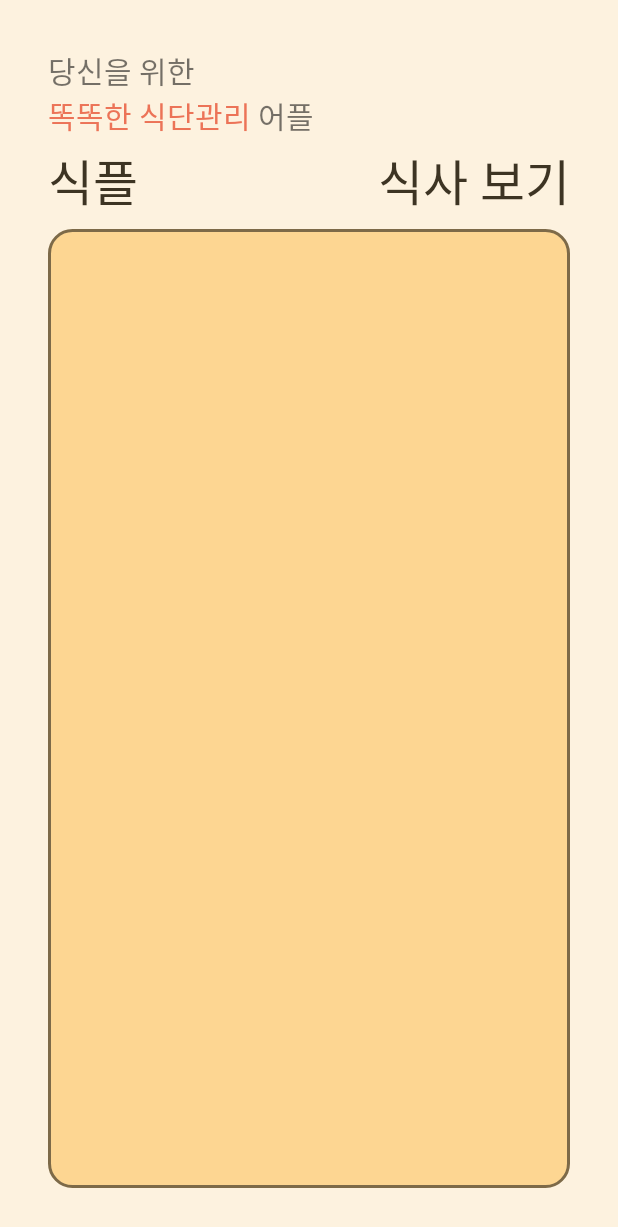
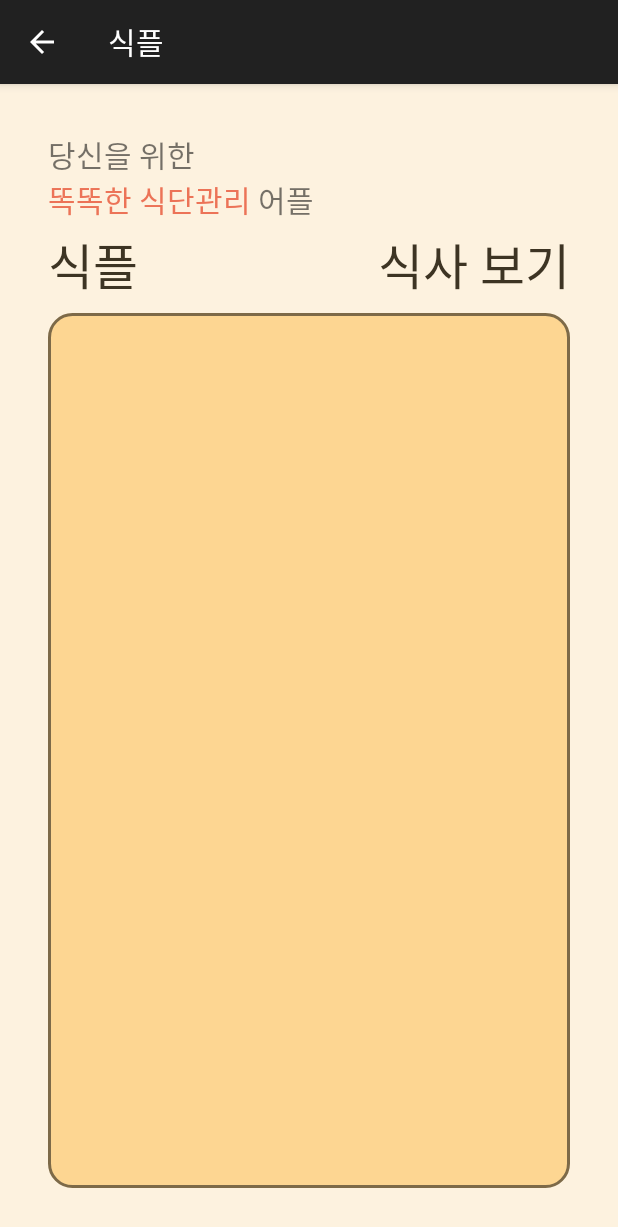
Before and after one commit to DongjaJ/mobileSoftware_Diet, an Android app: the PlusFoodActivity screen opened directly, with no data from a screen before it, on a phone screen of 412 x 824 dp. Shown: the top 1227 px of the screen. Run offline under Robolectric (Android 15) with nearby library versions, the phone set to English and light mode, and no system bars.

Commit message:
actionbar : create up(뒤로가기) 생성

```diff
--- a/app/src/main/AndroidManifest.xml
+++ b/app/src/main/AndroidManifest.xml
@@ -10,7 +10,7 @@
         android:label="@string/app_name"
         android:roundIcon="@mipmap/ic_launcher_round"
         android:supportsRtl="true"
-        android:theme="@style/Theme.MobileSoftware_project"
+        android:theme="@style/Theme.AppCompat.Light.DarkActionBar"
         tools:targetApi="31">
         <activity
             android:name=".MainActivity"
--- a/app/src/main/java/com/cource/mobilesoftware_project/PlusFoodActivity.java
+++ b/app/src/main/java/com/cource/mobilesoftware_project/PlusFoodActivity.java
@@ -7,6 +7,7 @@ import android.text.SpannableString;
 import android.text.style.ForegroundColorSpan;
 import android.widget.TextView;
 
+import androidx.appcompat.app.ActionBar;
 import androidx.appcompat.app.AppCompatActivity;
 
 public class PlusFoodActivity extends AppCompatActivity {
@@ -16,7 +17,7 @@ public class PlusFoodActivity extends AppCompatActivity {
         setContentView(R.layout.plus_food_activity);
 
         //글자 색 일부 변경
-        TextView function_text = (TextView)findViewById(R.id.plus_explain); //텍스트 변수 선언
+        TextView function_text = findViewById(R.id.plus_explain); //텍스트 변수 선언
 
         String content = function_text.getText().toString(); //텍스트 가져옴.
         SpannableString spannableString = new SpannableString(content); //객체 생성
@@ -27,5 +28,15 @@ public class PlusFoodActivity extends AppCompatActivity {
 
         spannableString.setSpan(new ForegroundColorSpan(Color.parseColor("#EC7357")), start, end, Spannable.SPAN_EXCLUSIVE_EXCLUSIVE);
         function_text.setText(spannableString);
+
+        if(getSupportActionBar()!=null) {
+            getSupportActionBar().setDisplayHomeAsUpEnabled(true);
+        }
+    }
+
+    @Override
+    public boolean onSupportNavigateUp() {
+        onBackPressed();
+        return super.onSupportNavigateUp();
     }
 }
```
Also changed, not shown: app/src/main/java/com/cource/mobilesoftware_project/ShowCalActivity.java (+12 -1 lines).
